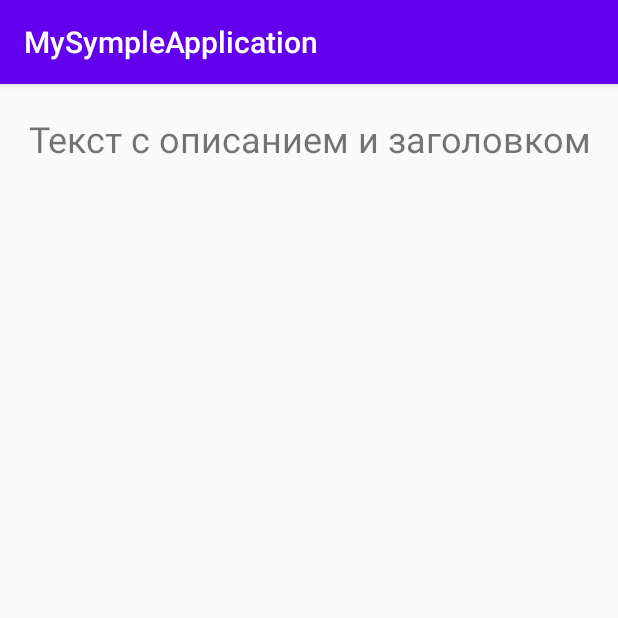
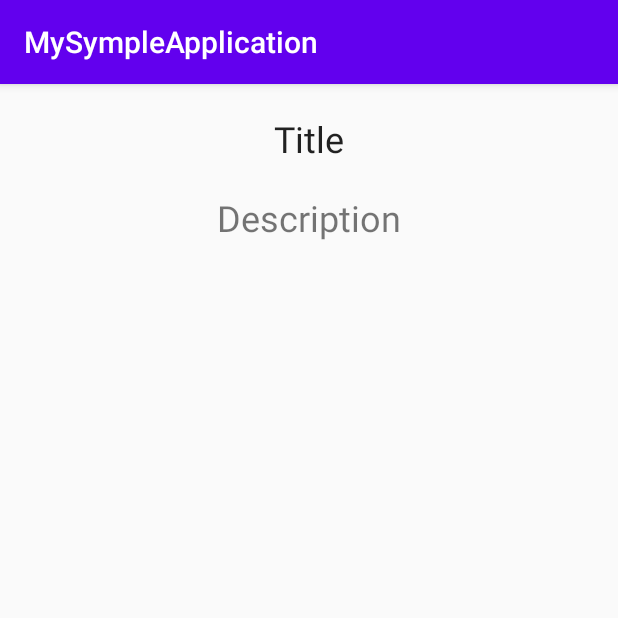
Before and after one commit to AlexM-pixel/SipmlePrimer, an Android app: the screen it shows after launch (SecondActivity before the commit, DescriptionActivity after it), after a tap on "ТЕКСТ С ОПИСАНИЕМ И ЗАГОЛОВКОМ", on a phone screen of 412 x 824 dp, the top half of it. Run offline under Robolectric (Android 15) with nearby library versions, the phone set to English and light mode, and no system bars.

Commit message:
make interface in activity

```diff
--- a/app/src/main/AndroidManifest.xml
+++ b/app/src/main/AndroidManifest.xml
@@ -16,7 +16,7 @@
                 <category android:name="android.intent.category.LAUNCHER" />
             </intent-filter>
         </activity>
-        <activity android:name=".SecondActivity"/>
+        <activity android:name=".DescriptionActivity"/>
     </application>
 
 </manifest>
--- /dev/null
+++ b/app/src/main/java/com/example/mysympleapplication/DescriptionActivity.java
@@ -0,0 +1,25 @@
+package com.example.mysympleapplication;
+
+import android.os.Bundle;
+
+import androidx.annotation.Nullable;
+import androidx.appcompat.app.AppCompatActivity;
+
+import com.example.mysympleapplication.fragments.Fragment2;
+
+
+public class DescriptionActivity extends AppCompatActivity {
+
+    @Override
+    protected void onCreate(@Nullable Bundle savedInstanceState) {
+        super.onCreate(savedInstanceState);
+        setContentView(R.layout.second_activity);
+        Fragment2 descriptionfragment = (Fragment2) getSupportFragmentManager().findFragmentById(R.id.fragment_description_portret); //получил ссылку на фрагмент
+    descriptionfragment.setCity(1);
+    }
+
+    @Override
+    protected void onStart() {
+        super.onStart();
+    }
+}
--- a/app/src/main/java/com/example/mysympleapplication/SecondActivity.java
+++ /dev/null
@@ -1,23 +0,0 @@
-package com.example.mysympleapplication;
-
-import android.os.Bundle;
-import android.widget.TextView;
-
-import androidx.annotation.Nullable;
-import androidx.appcompat.app.AppCompatActivity;
-
-import com.example.mysympleapplication.fragments.Fragment1;
-
-public class SecondActivity extends AppCompatActivity {
-
-    @Override
-    protected void onCreate(@Nullable Bundle savedInstanceState) {
-        super.onCreate(savedInstanceState);
-        setContentView(R.layout.second_activity);
-        TextView textView = findViewById(R.id.text_description);
-        String description = getIntent().getStringExtra(Fragment1.KEY_TITLE);
-        if (description != null) {
-            textView.setText(description);
-        }
-    }
-}
--- a/app/src/main/java/com/example/mysympleapplication/fragments/Fragment2.java
+++ b/app/src/main/java/com/example/mysympleapplication/fragments/Fragment2.java
@@ -14,25 +14,34 @@ import com.example.mysympleapplication.R;
 
 public class Fragment2 extends Fragment {
     private static final String KEY_TEXT = "text";
+    private long idCity;
 
     @Nullable
     @Override
     public View onCreateView(@NonNull LayoutInflater inflater, @Nullable ViewGroup container, @Nullable Bundle savedInstanceState) {
-        View view2 = inflater.inflate(R.layout.fragment_two, container, false);
-        TextView textView = view2.findViewById(R.id.text_description);
-           Bundle bundle = getArguments();
-           if (bundle !=null) {
-               String description = bundle.getString(KEY_TEXT);
-               textView.setText(description);
-           }
-        return view2;
+
+        return inflater.inflate(R.layout.fragment_two, container, false);
     }
 
-    public static Fragment2 newInstance(String text) {
-        Bundle arguments = new Bundle();
-        arguments.putString(KEY_TEXT, text);
-        Fragment2 fragment2 = new Fragment2();
-        fragment2.setArguments(arguments);
-        return fragment2;
+//    public static Fragment2 newInstance(String text) {
+//        Bundle arguments = new Bundle();
+//        arguments.putString(KEY_TEXT, text);
+//        Fragment2 fragment2 = new Fragment2();
+//        fragment2.setArguments(arguments);
+//        return fragment2;
+//    }
+
+    public void setCity(long id) {
+        this.idCity = id;
+    }
+
+    @Override
+    public void onStart() {
+        super.onStart();
+        View view = getView();
+        if (view != null) {
+            TextView tiile= view.findViewById(R.id.Title);
+
+        }
     }
 }
--- a/app/src/main/res/layout/fragment_two.xml
+++ b/app/src/main/res/layout/fragment_two.xml
@@ -1,11 +1,20 @@
 <?xml version="1.0" encoding="utf-8"?>
 <LinearLayout xmlns:android="http://schemas.android.com/apk/res/android"
     android:orientation="vertical"
-    android:tag="liner"
     android:id="@+id/fragment_description"
     android:layout_width="match_parent"
     android:layout_height="match_parent">
 <TextView
+    android:id="@+id/Title"
+    android:layout_marginTop="20dp"
+    android:layout_width="wrap_content"
+    android:layout_height="wrap_content"
+    android:text="@string/title"
+    android:layout_gravity="center"
+    android:textAppearance="@style/TextAppearance.AppCompat.Large"
+    android:textSize="24sp"
+    />
+    <TextView
     android:id="@+id/text_description"
     android:layout_marginTop="20dp"
     android:layout_width="wrap_content"
--- a/app/src/main/res/values/strings.xml
+++ b/app/src/main/res/values/strings.xml
@@ -1,4 +1,5 @@
 <resources>
     <string name="app_name">MySympleApplication</string>
     <string name="description">Description</string>
+    <string name="title">Title</string>
 </resources>
```
Also changed, not shown: app/src/main/java/com/example/mysympleapplication/fragments/Fragment1.java (+12 -15 lines), app/src/main/res/layout-land/activity_main.xml (+6 -1 lines).
